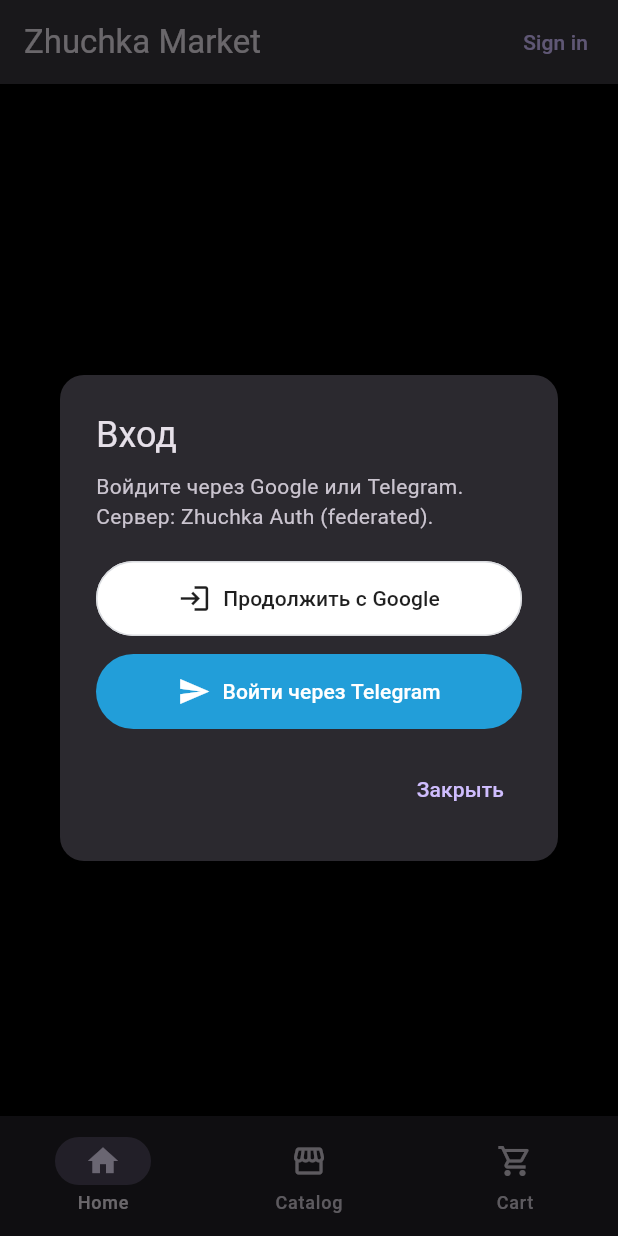
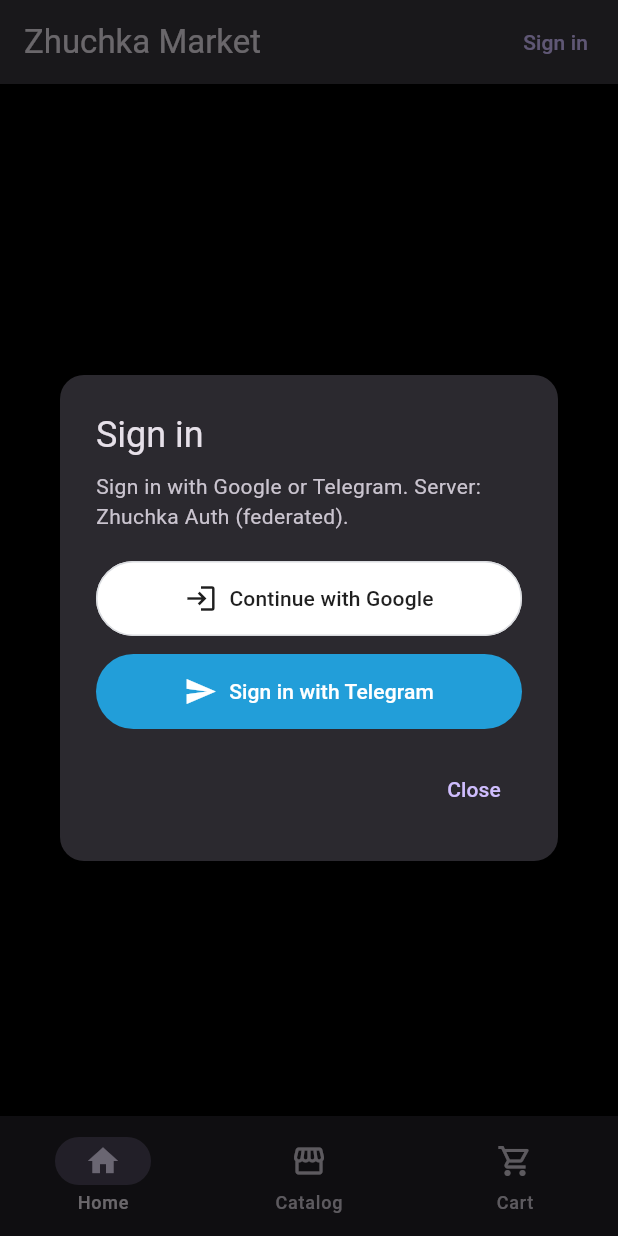
Before and after one commit to ZhuchkaTriplesix/ZhuchkaKeyboards_frontend_market, a Flutter app: the screen it shows after launch, after a tap on "Sign in or register", on a phone screen of 412 x 824 dp. Run offline on Flutter 3.47's test engine with Material 3 defaults, Android fonts, the phone set to English and light mode, and no system bars; our stand-ins replace dio, go_router, google_sign_in, shared_preferences; missing offline and left inert: dart:html, dart:ui_web.

Commit message:
feat(l10n): localize auth modal and snackbars
Made-with: Cursor

```diff
--- a/lib/widgets/auth_modal.dart
+++ b/lib/widgets/auth_modal.dart
@@ -5,6 +5,7 @@ import 'package:google_sign_in/google_sign_in.dart';
 import '../auth/auth_api.dart';
 import '../auth/session_store.dart';
 import '../config/app_config.dart';
+import '../l10n/app_localizations.dart';
 import 'telegram_iframe_dialog.dart';
 
 /// Centered modal dialog (not bottom sheet) for storefront login.
@@ -12,7 +13,7 @@ Future<void> showAuthModal(BuildContext context) {
   return showDialog<void>(
     context: context,
     barrierDismissible: true,
-    barrierLabel: 'Закрыть',
+    barrierLabel: AppLocalizations.of(context).authBarrierDismiss,
     builder: (ctx) => const _AuthDialog(),
   );
 }
@@ -40,14 +41,14 @@ class _AuthDialogState extends State<_AuthDialog> {
     if (!mounted) return;
     Navigator.of(context).pop(true);
     ScaffoldMessenger.of(context).showSnackBar(
-      const SnackBar(content: Text('Вы вошли в аккаунт')),
+      SnackBar(content: Text(AppLocalizations.of(context).snackSignedIn)),
     );
   }
 
   Future<void> _onGoogle() async {
     final clientId = AppConfig.googleClientId.trim();
     if (clientId.isEmpty) {
-      setState(() => _error = 'Задайте GOOGLE_CLIENT_ID при сборке (--dart-define).');
+      setState(() => _error = AppLocalizations.of(context).authErrorGoogleClientId);
       return;
     }
     setState(() {
@@ -69,7 +70,7 @@ class _AuthDialogState extends State<_AuthDialog> {
       if (idToken == null || idToken.isEmpty) {
         setState(() {
           _busy = false;
-          _error = 'Google не вернул id_token (проверьте meta / client ID для Web).';
+          _error = AppLocalizations.of(context).authErrorNoIdToken;
         });
         return;
       }
@@ -106,7 +107,7 @@ class _AuthDialogState extends State<_AuthDialog> {
   Future<void> _openTelegram() async {
     final bot = AppConfig.telegramBotUsername.trim();
     if (bot.isEmpty) {
-      setState(() => _error = 'Задайте TELEGRAM_BOT_USERNAME (--dart-define).');
+      setState(() => _error = AppLocalizations.of(context).authErrorTelegramBot);
       return;
     }
     await showTelegramLoginDialog(
@@ -119,10 +120,11 @@ class _AuthDialogState extends State<_AuthDialog> {
   @override
   Widget build(BuildContext context) {
     final theme = Theme.of(context);
+    final l10n = AppLocalizations.of(context);
 
     return Semantics(
       namesRoute: true,
-      label: 'Вход в аккаунт',
+      label: l10n.authTitle,
       child: Dialog(
         shape: RoundedRectangleBorder(borderRadius: BorderRadius.circular(16)),
         child: ConstrainedBox(
@@ -136,11 +138,11 @@ class _AuthDialogState extends State<_AuthDialog> {
                 children: [
                   Semantics(
                     header: true,
-                    child: Text('Вход', style: theme.textTheme.headlineSmall),
+                    child: Text(l10n.authTitle, style: theme.textTheme.headlineSmall),
                   ),
                   const SizedBox(height: 8),
                   Text(
-                    'Войдите через Google или Telegram. Сервер: Zhuchka Auth (federated).',
+                    l10n.authSubtitle,
                     style: theme.textTheme.bodyMedium?.copyWith(
                       color: theme.colorScheme.onSurfaceVariant,
                     ),
@@ -167,7 +169,7 @@ class _AuthDialogState extends State<_AuthDialog> {
                 FilledButton.icon(
                   onPressed: _busy ? null : _onGoogle,
                   icon: const Icon(Icons.login, size: 22),
-                  label: const Text('Продолжить с Google'),
+                  label: Text(l10n.authContinueGoogle),
                   style: FilledButton.styleFrom(
                     backgroundColor: Colors.white,
                     foregroundColor: const Color(0xFF1F1F1F),
@@ -179,7 +181,7 @@ class _AuthDialogState extends State<_AuthDialog> {
                 FilledButton.icon(
                   onPressed: _busy ? null : _openTelegram,
                   icon: const Icon(Icons.send, size: 22),
-                  label: const Text('Войти через Telegram'),
+                  label: Text(l10n.authContinueTelegram),
                   style: FilledButton.styleFrom(
                     backgroundColor: const Color(0xFF229ED9),
                     foregroundColor: Colors.white,
@@ -189,14 +191,14 @@ class _AuthDialogState extends State<_AuthDialog> {
                 const SizedBox(height: 16),
                 if (_busy)
                   Semantics(
-                    label: 'Выполняется вход',
+                    label: l10n.authBusySemantics,
                     child: const Center(child: CircularProgressIndicator()),
                   ),
                 Align(
                   alignment: Alignment.centerRight,
                   child: TextButton(
                     onPressed: _busy ? null : () => Navigator.of(context).pop(),
-                    child: const Text('Закрыть'),
+                    child: Text(l10n.authClose),
                   ),
                 ),
               ],
```
